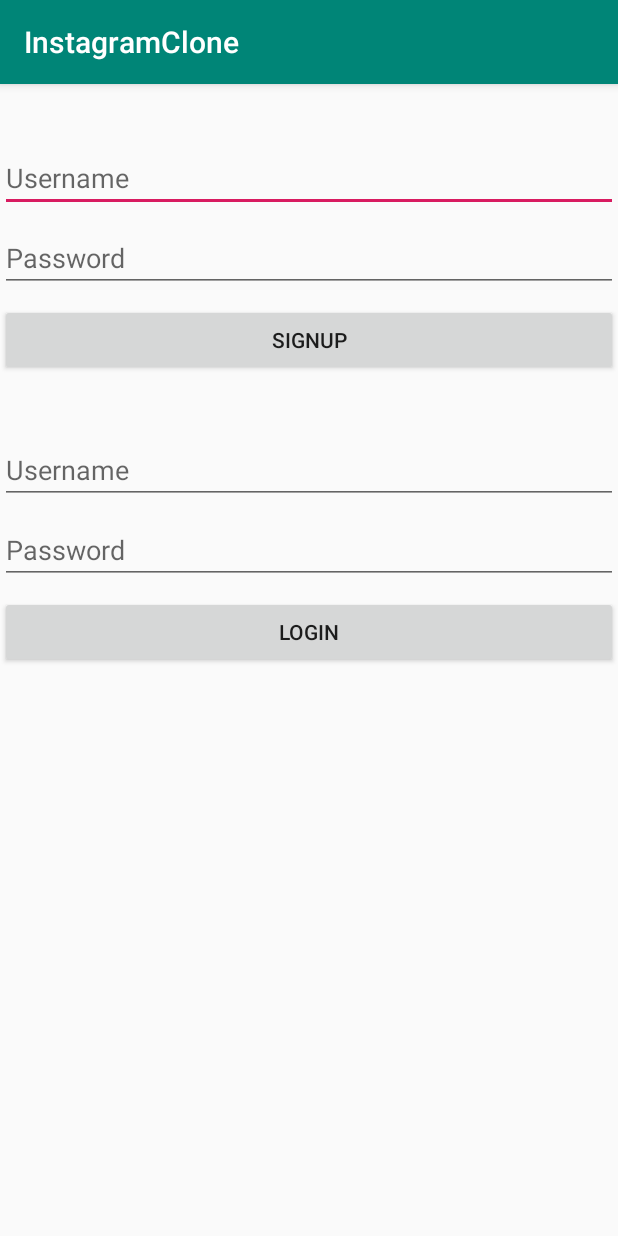
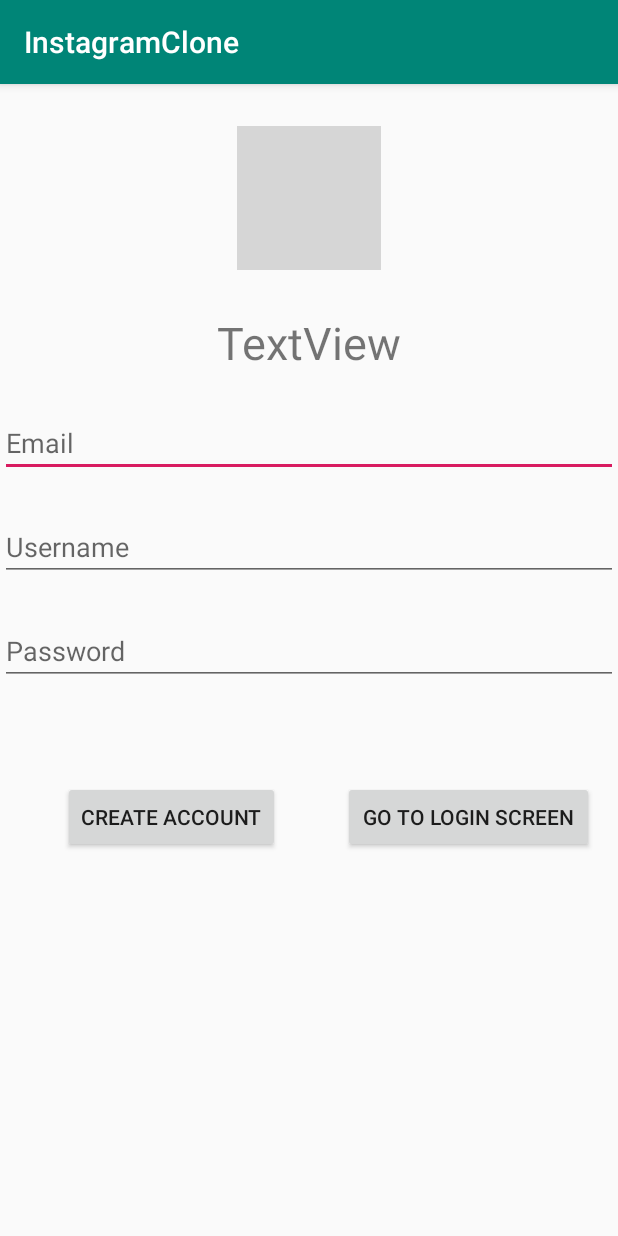
Before and after one commit to Csegota/instagram-clone, an Android app: the screen it shows after launch (SignUpLoginActivity before the commit, SignUpActivity after it), on a phone screen of 412 x 824 dp. Run offline under Robolectric (Android 15) with nearby library versions, the phone set to English and light mode, and no system bars; libraries missing offline, so code that uses them is left out: com.parse, com.shashank.sony; 1 statement that could not run was skipped; grey boxes are pictures that could not be loaded.

Commit message:
Signup Login Refactor

```diff
--- /dev/null
+++ b/app/src/main/java/com/android/instagramclone/SignUpActivity.java
@@ -0,0 +1,63 @@
+package com.android.instagramclone;
+
+import androidx.appcompat.app.AppCompatActivity;
+
+import android.content.Intent;
+import android.os.Bundle;
+import android.view.View;
+import android.widget.Button;
+import android.widget.EditText;
+
+import com.parse.ParseException;
+import com.parse.ParseUser;
+import com.parse.SignUpCallback;
+import com.shashank.sony.fancytoastlib.FancyToast;
+
+public class SignUpActivity extends AppCompatActivity {
+
+    private EditText etSignupEmail, etSignupUsername, etSignupPassword;
+    private Button btnSignUp, btnGotoLogin;
+
+    @Override
+    protected void onCreate(Bundle savedInstanceState) {
+        super.onCreate(savedInstanceState);
+        setContentView(R.layout.activity_sign_up);
+
+        etSignupEmail = findViewById(R.id.et_signup_email);
+        etSignupUsername = findViewById(R.id.et_signup_un);
+        etSignupPassword = findViewById(R.id.et_signup_pw);
+
+        btnSignUp = findViewById(R.id.btn_signup);
+        btnGotoLogin = findViewById(R.id.btn_signup_goto_login);
+
+        btnSignUp.setOnClickListener(new View.OnClickListener() {
+            @Override
+            public void onClick(View v) {
+                ParseUser appUser = new ParseUser();
+                appUser.setEmail(etSignupEmail.getText().toString());
+                appUser.setUsername(etSignupUsername.getText().toString());
+                appUser.setPassword(etSignupPassword.getText().toString());
+                appUser.signUpInBackground(new SignUpCallback() {
+                    @Override
+                    public void done(ParseException e) {
+                        if (e == null ) {
+                            FancyToast.makeText(SignUpActivity.this, "User Sign Up Success.", FancyToast.LENGTH_LONG, FancyToast.SUCCESS, true).show();
+                            Intent intent = new Intent(SignUpActivity.this, WelcomeActivity.class);
+                            startActivity(intent);
+                        } else {
+                            FancyToast.makeText(SignUpActivity.this, e.getMessage(), FancyToast.LENGTH_LONG, FancyToast.ERROR, true).show();
+                        }
+                    }
+                });
+            }
+        });
+
+        btnGotoLogin.setOnClickListener(new View.OnClickListener() {
+            @Override
+            public void onClick(View v) {
+                Intent intent = new Intent(SignUpActivity.this, LoginActivity.class);
+                startActivity(intent);
+            }
+        });
+    }
+}
--- a/app/src/main/java/com/android/instagramclone/SignUpLoginActivity.java
+++ b/app/src/main/java/com/android/instagramclone/SignUpLoginActivity.java
@@ -17,60 +17,60 @@ import androidx.appcompat.app.AppCompatActivity;
 
 public class SignUpLoginActivity extends AppCompatActivity {
 
-    private EditText etSignUpUsername, etSignUpPassword, etLoginUsername, etLoginPassword;
-    private Button btnSignUp, btnLogin;
-
+//    private EditText etSignUpUsername, etSignUpPassword, etLoginUsername, etLoginPassword;
+//    private Button btnSignUp, btnLogin;
+//
     @Override
     protected void onCreate(@Nullable Bundle savedInstanceState) {
         super.onCreate(savedInstanceState);
         setContentView(R.layout.activity_signup_login);
-
-        etSignUpUsername = findViewById(R.id.et_signup_username);
-        etSignUpPassword = findViewById(R.id.et_signup_password);
-        etLoginUsername = findViewById(R.id.et_login_username);
-        etLoginPassword = findViewById(R.id.et_login_password);
-
-        btnSignUp = findViewById(R.id.btn_signup);
-        btnLogin = findViewById(R.id.btn_login);
-
-        btnSignUp.setOnClickListener(new View.OnClickListener() {
-            @Override
-            public void onClick(View v) {
-                ParseUser appUser = new ParseUser();
-                appUser.setUsername(etSignUpUsername.getText().toString());
-                appUser.setPassword(etSignUpPassword.getText().toString());
-                appUser.signUpInBackground(new SignUpCallback() {
-                    @Override
-                    public void done(ParseException e) {
-                        if (e == null ) {
-                            FancyToast.makeText(SignUpLoginActivity.this, "User Sign Up Success.", FancyToast.LENGTH_LONG, FancyToast.SUCCESS, true).show();
-                            Intent intent = new Intent(SignUpLoginActivity.this, WelcomeActivity.class);
-                            startActivity(intent);
-                        } else {
-                            FancyToast.makeText(SignUpLoginActivity.this, e.getMessage(), FancyToast.LENGTH_LONG, FancyToast.ERROR, true).show();
-                        }
-                    }
-                });
-            }
-        });
-
-        btnLogin.setOnClickListener(new View.OnClickListener() {
-            @Override
-            public void onClick(View v) {
-                ParseUser.logInInBackground(etLoginUsername.getText().toString(), etLoginPassword.getText().toString(), new LogInCallback() {
-                    @Override
-                    public void done(ParseUser user, ParseException e) {
-                        if (user != null && e == null) {
-                            FancyToast.makeText(SignUpLoginActivity.this, "User Login Success.", FancyToast.LENGTH_LONG, FancyToast.SUCCESS, true).show();
-                            Intent intent = new Intent(SignUpLoginActivity.this, WelcomeActivity.class);
-                            startActivity(intent);
-                        } else {
-                            FancyToast.makeText(SignUpLoginActivity.this, e.getMessage(), FancyToast.LENGTH_LONG, FancyToast.ERROR, true).show();
-                        }
-                    }
-                });
-            }
-        });
+//
+//        etSignUpUsername = findViewById(R.id.et_signup_username);
+//        etSignUpPassword = findViewById(R.id.et_signup_password);
+//        etLoginUsername = findViewById(R.id.et_login_username);
+//        etLoginPassword = findViewById(R.id.et_login_password);
+//
+//        btnSignUp = findViewById(R.id.btn_signup);
+//        btnLogin = findViewById(R.id.btn_login);
+//
+//        btnSignUp.setOnClickListener(new View.OnClickListener() {
+//            @Override
+//            public void onClick(View v) {
+//                ParseUser appUser = new ParseUser();
+//                appUser.setUsername(etSignUpUsername.getText().toString());
+//                appUser.setPassword(etSignUpPassword.getText().toString());
+//                appUser.signUpInBackground(new SignUpCallback() {
+//                    @Override
+//                    public void done(ParseException e) {
+//                        if (e == null ) {
+//                            FancyToast.makeText(SignUpLoginActivity.this, "User Sign Up Success.", FancyToast.LENGTH_LONG, FancyToast.SUCCESS, true).show();
+//                            Intent intent = new Intent(SignUpLoginActivity.this, WelcomeActivity.class);
+//                            startActivity(intent);
+//                        } else {
+//                            FancyToast.makeText(SignUpLoginActivity.this, e.getMessage(), FancyToast.LENGTH_LONG, FancyToast.ERROR, true).show();
+//                        }
+//                    }
+//                });
+//            }
+//        });
+//
+//        btnLogin.setOnClickListener(new View.OnClickListener() {
+//            @Override
+//            public void onClick(View v) {
+//                ParseUser.logInInBackground(etLoginUsername.getText().toString(), etLoginPassword.getText().toString(), new LogInCallback() {
+//                    @Override
+//                    public void done(ParseUser user, ParseException e) {
+//                        if (user != null && e == null) {
+//                            FancyToast.makeText(SignUpLoginActivity.this, "User Login Success.", FancyToast.LENGTH_LONG, FancyToast.SUCCESS, true).show();
+//                            Intent intent = new Intent(SignUpLoginActivity.this, WelcomeActivity.class);
+//                            startActivity(intent);
+//                        } else {
+//                            FancyToast.makeText(SignUpLoginActivity.this, e.getMessage(), FancyToast.LENGTH_LONG, FancyToast.ERROR, true).show();
+//                        }
+//                    }
+//                });
+//            }
+//        });
 
 
 
--- /dev/null
+++ b/app/src/main/res/layout/activity_sign_up.xml
@@ -0,0 +1,91 @@
+<?xml version="1.0" encoding="utf-8"?>
+<androidx.constraintlayout.widget.ConstraintLayout xmlns:android="http://schemas.android.com/apk/res/android"
+    xmlns:app="http://schemas.android.com/apk/res-auto"
+    xmlns:tools="http://schemas.android.com/tools"
+    android:layout_width="match_parent"
+    android:layout_height="match_parent"
+    tools:context=".SignUpActivity">
+
+    <ImageView
+        android:id="@+id/iv_signup"
+        android:layout_width="wrap_content"
+        android:layout_height="wrap_content"
+        android:layout_marginStart="8dp"
+        android:layout_marginTop="28dp"
+        android:layout_marginEnd="8dp"
+        app:layout_constraintEnd_toEndOf="parent"
+        app:layout_constraintStart_toStartOf="parent"
+        app:layout_constraintTop_toTopOf="parent"
+        app:srcCompat="@drawable/androidicon" />
+
+    <TextView
+        android:id="@+id/tv_signup"
+        android:layout_width="wrap_content"
+        android:layout_height="wrap_content"
+        android:layout_marginStart="8dp"
+        android:layout_marginTop="28dp"
+        android:layout_marginEnd="8dp"
+        android:text="TextView"
+        android:textSize="30sp"
+        app:layout_constraintEnd_toEndOf="parent"
+        app:layout_constraintStart_toStartOf="parent"
+        app:layout_constraintTop_toBottomOf="@+id/iv_signup"
+        tools:text="Sign Up" />
+
+    <EditText
+        android:id="@+id/et_signup_email"
+        android:layout_width="match_parent"
+        android:layout_height="wrap_content"
+        android:layout_marginTop="24dp"
+        android:ems="10"
+        android:hint="Email"
+        android:inputType="textPersonName"
+        app:layout_constraintTop_toBottomOf="@+id/tv_signup"
+        tools:layout_editor_absoluteX="98dp" />
+
+    <EditText
+        android:id="@+id/et_signup_un"
+        android:layout_width="match_parent"
+        android:layout_height="wrap_content"
+        android:layout_marginTop="24dp"
+        android:ems="10"
+        android:hint="Username"
+        android:inputType="textPersonName"
+        app:layout_constraintTop_toBottomOf="@+id/et_signup_email"
+        tools:layout_editor_absoluteX="98dp" />
+
+    <EditText
+        android:id="@+id/et_signup_pw"
+        android:layout_width="match_parent"
+        android:layout_height="wrap_content"
+        android:layout_marginTop="24dp"
+        android:ems="10"
+        android:hint="Password"
+        android:inputType="textPassword"
+        app:layout_constraintTop_toBottomOf="@+id/et_signup_un"
+        tools:layout_editor_absoluteX="98dp" />
+
+    <Button
+        android:id="@+id/btn_signup"
+        android:layout_width="wrap_content"
+        android:layout_height="wrap_content"
+        android:layout_marginStart="8dp"
+        android:layout_marginTop="64dp"
+        android:layout_marginEnd="8dp"
+        android:text="Create Account"
+        app:layout_constraintEnd_toStartOf="@+id/btn_signup_goto_login"
+        app:layout_constraintStart_toStartOf="parent"
+        app:layout_constraintTop_toBottomOf="@+id/et_signup_pw" />
+
+    <Button
+        android:id="@+id/btn_signup_goto_login"
+        android:layout_width="167dp"
+        android:layout_height="wrap_content"
+        android:layout_marginTop="64dp"
+        android:layout_marginEnd="16dp"
+        android:text="Go To Login Screen"
+        app:layout_constraintEnd_toEndOf="parent"
+        app:layout_constraintTop_toBottomOf="@+id/et_signup_pw" />
+
+
+</androidx.constraintlayout.widget.ConstraintLayout>
--- a/app/src/main/res/layout/activity_signup_login.xml
+++ b/app/src/main/res/layout/activity_signup_login.xml
@@ -4,62 +4,62 @@
     android:layout_height="match_parent"
     xmlns:app="http://schemas.android.com/apk/res-auto">
 
-    <EditText
-        android:id="@+id/et_signup_username"
-        android:layout_width="match_parent"
-        android:layout_height="wrap_content"
-        android:layout_marginTop="40dp"
-        android:ems="10"
-        android:inputType="text"
-        android:hint="Username"
-        app:layout_constraintTop_toTopOf="parent" />
+    <!--<EditText-->
+        <!--android:id="@+id/et_signup_username"-->
+        <!--android:layout_width="match_parent"-->
+        <!--android:layout_height="wrap_content"-->
+        <!--android:layout_marginTop="40dp"-->
+        <!--android:ems="10"-->
+        <!--android:inputType="text"-->
+        <!--android:hint="Username"-->
+        <!--app:layout_constraintTop_toTopOf="parent" />-->
 
-    <EditText
-        android:id="@+id/et_signup_password"
-        android:layout_width="match_parent"
-        android:layout_height="wrap_content"
-        android:layout_marginTop="8dp"
-        android:ems="10"
-        android:inputType="textPassword"
-        android:hint="Password"
-        app:layout_constraintTop_toBottomOf="@+id/et_signup_username" />
+    <!--<EditText-->
+        <!--android:id="@+id/et_signup_password"-->
+        <!--android:layout_width="match_parent"-->
+        <!--android:layout_height="wrap_content"-->
+        <!--android:layout_marginTop="8dp"-->
+        <!--android:ems="10"-->
+        <!--android:inputType="textPassword"-->
+        <!--android:hint="Password"-->
+        <!--app:layout_constraintTop_toBottomOf="@+id/et_signup_username" />-->
 
-    <Button
-        android:id="@+id/btn_signup"
-        android:layout_width="match_parent"
-        android:layout_height="wrap_content"
-        android:layout_marginTop="8dp"
-        android:onClick="onClickBtnSaveData"
-        android:text="Signup"
-        app:layout_constraintTop_toBottomOf="@+id/et_signup_password" />
+    <!--<Button-->
+        <!--android:id="@+id/btn_signup"-->
+        <!--android:layout_width="match_parent"-->
+        <!--android:layout_height="wrap_content"-->
+        <!--android:layout_marginTop="8dp"-->
+        <!--android:onClick="onClickBtnSaveData"-->
+        <!--android:text="Signup"-->
+        <!--app:layout_constraintTop_toBottomOf="@+id/et_signup_password" />-->
 
-    <EditText
-        android:id="@+id/et_login_username"
-        android:layout_width="match_parent"
-        android:layout_height="wrap_content"
-        android:layout_marginTop="40dp"
-        android:ems="10"
-        android:inputType="text"
-        android:hint="Username"
-        app:layout_constraintTop_toBottomOf="@+id/btn_signup" />
+    <!--<EditText-->
+        <!--android:id="@+id/et_login_username"-->
+        <!--android:layout_width="match_parent"-->
+        <!--android:layout_height="wrap_content"-->
+        <!--android:layout_marginTop="40dp"-->
+        <!--android:ems="10"-->
+        <!--android:inputType="text"-->
+        <!--android:hint="Username"-->
+        <!--app:layout_constraintTop_toBottomOf="@+id/btn_signup" />-->
 
-    <EditText
-        android:id="@+id/et_login_password"
-        android:layout_width="match_parent"
-        android:layout_height="wrap_content"
-        android:layout_marginTop="8dp"
-        android:ems="10"
-        android:inputType="textPassword"
-        android:hint="Password"
-        app:layout_constraintTop_toBottomOf="@+id/et_login_username" />
+    <!--<EditText-->
+        <!--android:id="@+id/et_login_password"-->
+        <!--android:layout_width="match_parent"-->
+        <!--android:layout_height="wrap_content"-->
+        <!--android:layout_marginTop="8dp"-->
+        <!--android:ems="10"-->
+        <!--android:inputType="textPassword"-->
+        <!--android:hint="Password"-->
+        <!--app:layout_constraintTop_toBottomOf="@+id/et_login_username" />-->
 
-    <Button
-        android:id="@+id/btn_login"
-        android:layout_width="match_parent"
-        android:layout_height="wrap_content"
-        android:layout_marginTop="8dp"
-        android:onClick="onClickBtnSaveData"
-        android:text="Login"
-        app:layout_constraintTop_toBottomOf="@+id/et_login_password" />
+    <!--<Button-->
+        <!--android:id="@+id/btn_login"-->
+        <!--android:layout_width="match_parent"-->
+        <!--android:layout_height="wrap_content"-->
+        <!--android:layout_marginTop="8dp"-->
+        <!--android:onClick="onClickBtnSaveData"-->
+        <!--android:text="Login"-->
+        <!--app:layout_constraintTop_toBottomOf="@+id/et_login_password" />-->
 
 </androidx.constraintlayout.widget.ConstraintLayout>
```
Also changed, not shown: app/src/main/AndroidManifest.xml (+6 -3 lines), app/src/main/java/com/android/instagramclone/LoginActivity.java (added, +61 -0 lines), app/src/main/res/layout/activity_login.xml (added, +83 -0 lines).
